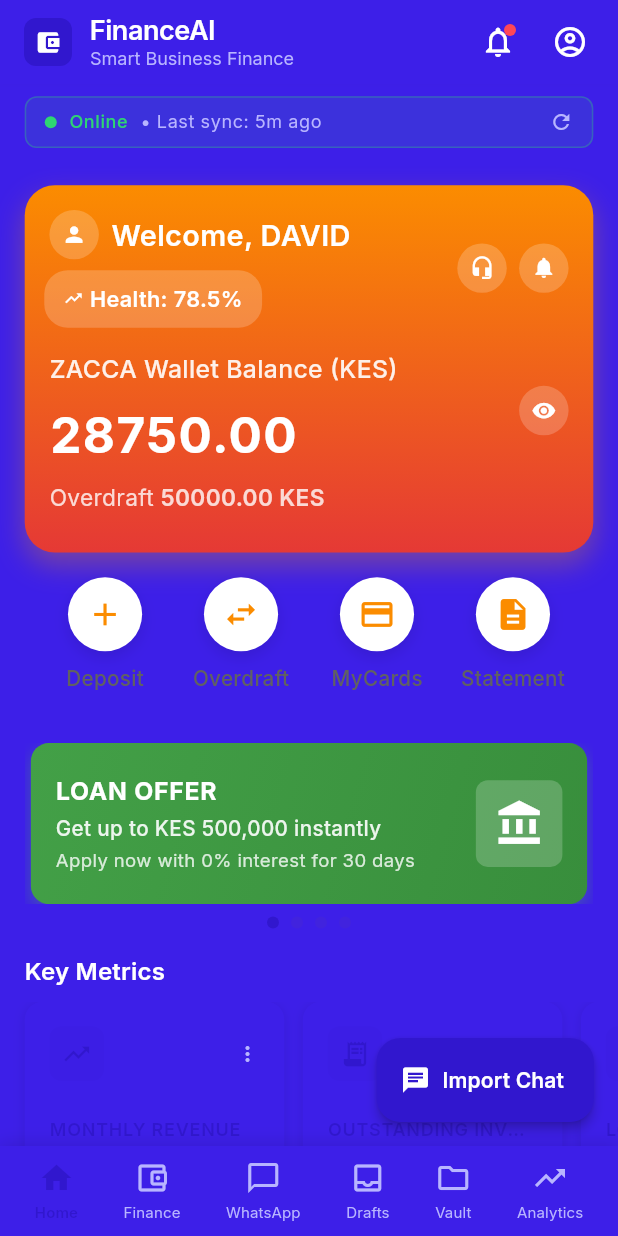
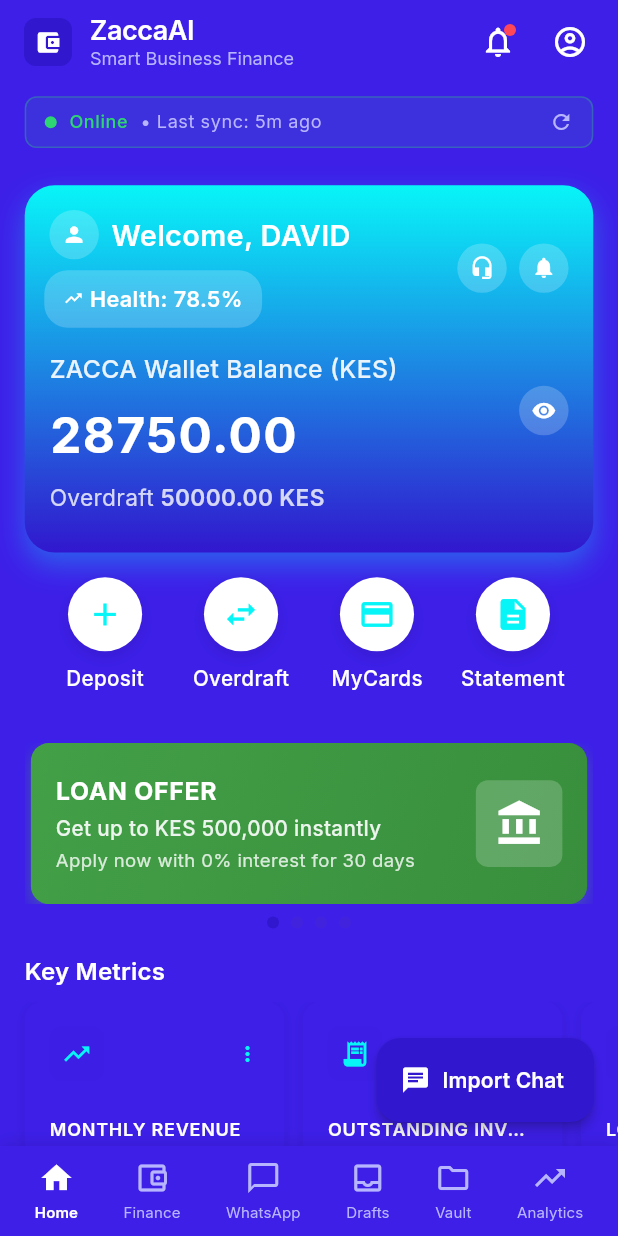
Before and after one commit to Davedave001/zacca-afri-flow, a Flutter app: the Dashboard screen opened by its route, on a phone screen of 412 x 824 dp. Run offline on Flutter 3.47's test engine with Material 3 defaults, Android fonts, the phone set to English and light mode, and no system bars; our stand-ins replace cached_network_image, connectivity_plus, file_picker, fl_chart, flutter_slidable, flutter_svg and 3 more.

Commit message:
feat: enhance home page UI with premium colors and better visibility
🎨 Header Updates:
- Changed 'FinanceAI' to 'ZaccaAI' in app header

✨ Welcome Widget Improvements:
- Replaced orange gradient with premium cyan-to-purple gradient (#08F5F8 to #3117CE)
- Updated shadow color to match new gradient
- Changed button text from grey to white for better visibility on purple background
- Updated button icons to use cyan (#08F5F8) for consistency

🎯 Key Metrics Section:
- All icons now use cyan (#08F5F8) for better visibility
- All text (title, value, subtitle) now white for excellent readability
- Maintains contrast against purple background

🟣 Service Cards Enhancement:
- Updated background to lighter version of #3117ce (#4A2BC7)
- Creates better visual hierarchy while maintaining purple theme
- Applied to Financial Services, Business Tools, and Quick Actions sections

🏠 Navigation Improvements:
- Home icon at bottom now white for better visibility
- Maintains consistency with overall white text theme

🚀 Result: Premium, highly visible, and cohesive UI design

```diff
--- a/zacca_ai/lib/presentation/dashboard/dashboard.dart
+++ b/zacca_ai/lib/presentation/dashboard/dashboard.dart
@@ -557,7 +557,7 @@
                       },
                       child: Container(
                         decoration: BoxDecoration(
-                          color: Color(0xFF3D1FE8), // Matching card color
+                          color: Color(0xFF4A2BC7), // Lighter version of #3117ce
                           borderRadius: BorderRadius.circular(12),
                           border: Border.all(
                             color: Color(0xFF08F5F8).withValues(alpha: 0.3),
@@ -724,7 +724,7 @@
     return Container(
       margin: EdgeInsets.symmetric(horizontal: 4.w, vertical: 1.h),
       decoration: BoxDecoration(
-        color: Color(0xFF3D1FE8), // Slightly lighter purple for cards
+        color: Color(0xFF4A2BC7), // Lighter version of #3117ce for service cards
         borderRadius: BorderRadius.circular(12),
         border: Border.all(
           color: Color(0xFF08F5F8).withValues(alpha: 0.3), // Cyan border for energy
@@ -951,6 +951,7 @@
       bottomNavigationBar: CustomBottomBar(
         currentIndex: 0,
         variant: CustomBottomBarVariant.standard,
+        selectedItemColor: Colors.white, // White home icon
         onTap: (index) {
           HapticFeedback.selectionClick();
         },
--- a/zacca_ai/lib/presentation/dashboard/widgets/metric_card_widget.dart
+++ b/zacca_ai/lib/presentation/dashboard/widgets/metric_card_widget.dart
@@ -62,13 +62,13 @@
                   ),
                   child: CustomIconWidget(
                     iconName: iconName,
-                    color: iconColor ?? AppTheme.lightTheme.primaryColor,
+                    color: Color(0xFF08F5F8), // Your cyan for Key Metrics icons
                     size: 20,
                   ),
                 ),
                 CustomIconWidget(
                   iconName: 'more_vert',
-                  color: colorScheme.onSurfaceVariant,
+                  color: Color(0xFF08F5F8), // Your cyan for Key Metrics icons
                   size: 16,
                 ),
               ],
@@ -78,7 +78,7 @@
               child: Text(
                 title,
                 style: theme.textTheme.bodySmall?.copyWith(
-                  color: AppTheme.lightTheme.primaryColor,
+                  color: Colors.white, // White text for Key Metrics
                   fontWeight: FontWeight.w600,
                   letterSpacing: 0.5,
                 ),
@@ -91,7 +91,7 @@
               child: Text(
                 value,
                 style: theme.textTheme.titleLarge?.copyWith(
-                  color: colorScheme.onSurface,
+                  color: Colors.white, // White text for Key Metrics
                   fontWeight: FontWeight.w700,
                 ),
                 overflow: TextOverflow.ellipsis,
@@ -103,7 +103,7 @@
               child: Text(
                 subtitle,
                 style: theme.textTheme.bodySmall?.copyWith(
-                  color: colorScheme.onSurfaceVariant,
+                  color: Colors.white, // White text for Key Metrics
                 ),
                 overflow: TextOverflow.ellipsis,
                 maxLines: 2,
--- a/zacca_ai/lib/widgets/custom_app_bar.dart
+++ b/zacca_ai/lib/widgets/custom_app_bar.dart
@@ -188,7 +188,7 @@
             crossAxisAlignment: CrossAxisAlignment.start,
             children: [
               Text(
-                'FinanceAI',
+                'ZaccaAI',
                 style: GoogleFonts.inter(
                   fontSize: 18,
                   fontWeight: FontWeight.w600,
--- a/zacca_ai/lib/widgets/integrated_wallet_health_widget.dart
+++ b/zacca_ai/lib/widgets/integrated_wallet_health_widget.dart
@@ -100,8 +100,8 @@
             decoration: BoxDecoration(
               gradient: LinearGradient(
                 colors: [
-                  Colors.orange.shade600,
-                  Colors.red.shade600,
+                  Color(0xFF08F5F8), // Your cyan
+                  Color(0xFF3117CE), // Your purple
                 ],
                 begin: Alignment.topCenter,
                 end: Alignment.bottomCenter,
@@ -109,7 +109,7 @@
               borderRadius: BorderRadius.circular(20),
               boxShadow: [
                 BoxShadow(
-                  color: Colors.orange.withValues(alpha: 0.3),
+                  color: Color(0xFF08F5F8).withValues(alpha: 0.3),
                   blurRadius: 15,
                   offset: Offset(0, 8),
                 ),
@@ -388,7 +388,7 @@
               ),
               child: Icon(
                 icon,
-                color: Colors.orange.shade600,
+                color: Color(0xFF08F5F8), // Your cyan
                 size: 6.w,
               ),
             ),
@@ -396,7 +396,7 @@
             Text(
               label,
               style: TextStyle(
-                color: Colors.grey.shade700,
+                color: Colors.white,
                 fontSize: 10.sp,
                 fontWeight: FontWeight.w500,
               ),
```
